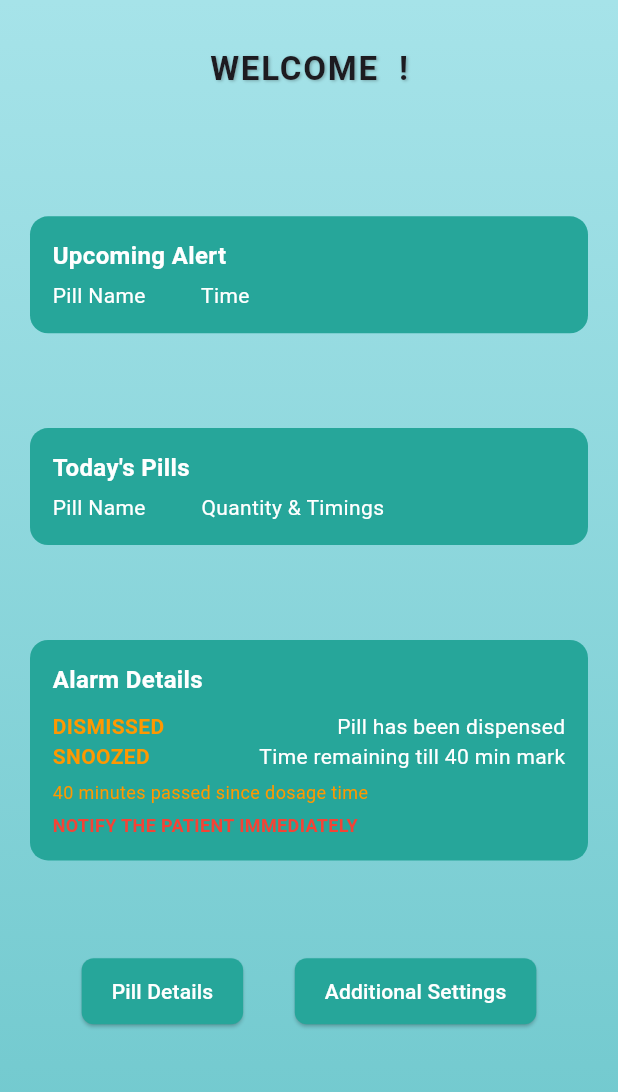
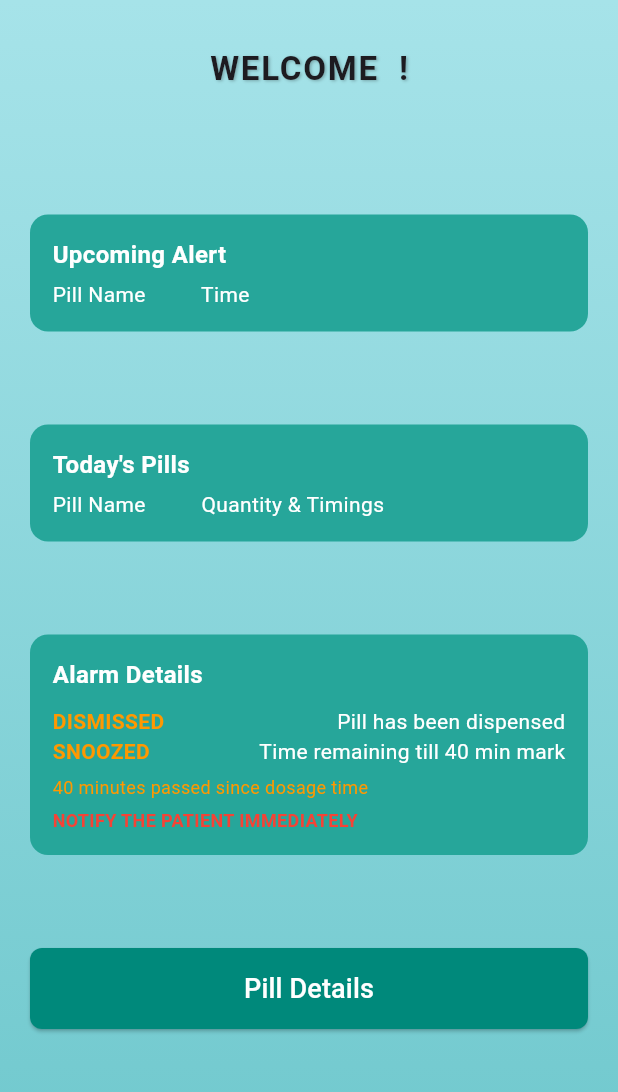
Before and after one commit to SohamGurav10/EYIC-2024-25, a Flutter app: the HomeScreen screen opened by its route, on a phone screen of 412 x 824 dp, the part 84-1176 px from its top. Run offline on Flutter 3.47's test engine with Material 3 defaults, Android fonts, the phone set to English and light mode, and no system bars; our stand-ins replace cloud_firestore, firebase_auth, firebase_core, google_sign_in; accounts and stored records are empty.

Commit message:
Made some changes in home page

```diff
--- a/lib/pages/home_page.dart
+++ b/lib/pages/home_page.dart
@@ -2,7 +2,7 @@ import 'package:flutter/material.dart';
 import 'package:cloud_firestore/cloud_firestore.dart';
 import 'package:firebase_auth/firebase_auth.dart';
 import 'profile_sidebar.dart';
-import 'package:medicine_dispenser/pages/additional_settings_page.dart';
+// import 'package:medicine_dispenser/pages/additional_settings_page.dart';
 
 class HomeScreen extends StatefulWidget {
   const HomeScreen({super.key});
@@ -62,7 +62,7 @@ class _HomeScreenState extends State<HomeScreen> {
       ),
       body: Container(
         width: double.infinity,
-        height: double.infinity, // Ensure full-screen coverage
+        height: double.infinity,
         decoration: const BoxDecoration(
           gradient: LinearGradient(
             colors: [Color(0xFFA6E3E9), Color(0xFF71C9CE)],
@@ -107,7 +107,7 @@ class _HomeScreenState extends State<HomeScreen> {
         _buildInfoBox("Upcoming Alert", "Pill Name          Time"),
         _buildInfoBox("Today's Pills", "Pill Name          Quantity & Timings"),
         _buildAlarmDetailsBox(),
-        _buildButtonRow(),
+        _buildPillDetailsButton(),
       ],
     );
   }
@@ -204,32 +204,20 @@ class _HomeScreenState extends State<HomeScreen> {
     );
   }
 
-  Widget _buildButtonRow() {
-    return Row(
-      mainAxisAlignment: MainAxisAlignment.spaceEvenly,
-      children: [
-        _buildButton("Pill Details", context, () {
+  Widget _buildPillDetailsButton() {
+    return SizedBox(
+      width: double.infinity,
+      child: ElevatedButton(
+        style: ElevatedButton.styleFrom(
+          backgroundColor: Colors.teal.shade600,
+          padding: const EdgeInsets.symmetric(vertical: 14),
+          shape: RoundedRectangleBorder(borderRadius: BorderRadius.circular(8)),
+        ),
+        onPressed: () {
           Navigator.pushNamed(context, '/pill_details');
-        }),
-        _buildButton("Additional Settings", context, () {
-          Navigator.push(
-            context,
-            MaterialPageRoute(builder: (context) => const AdditionalSettingsPage()),
-          );
-        }),
-      ],
-    );
-  }
-
-  Widget _buildButton(String text, BuildContext context, VoidCallback onPressed) {
-    return ElevatedButton(
-      style: ElevatedButton.styleFrom(
-        backgroundColor: Colors.teal.shade400,
-        padding: const EdgeInsets.symmetric(horizontal: 20, vertical: 12),
-        shape: RoundedRectangleBorder(borderRadius: BorderRadius.circular(8)),
+        },
+        child: const Text("Pill Details", style: TextStyle(fontSize: 18, color: Colors.white)),
       ),
-      onPressed: onPressed,
-      child: Text(text, style: const TextStyle(color: Colors.white)),
     );
   }
 }
```
Also changed, not shown: lib/pages/login_screen.dart (+12 -39 lines).
